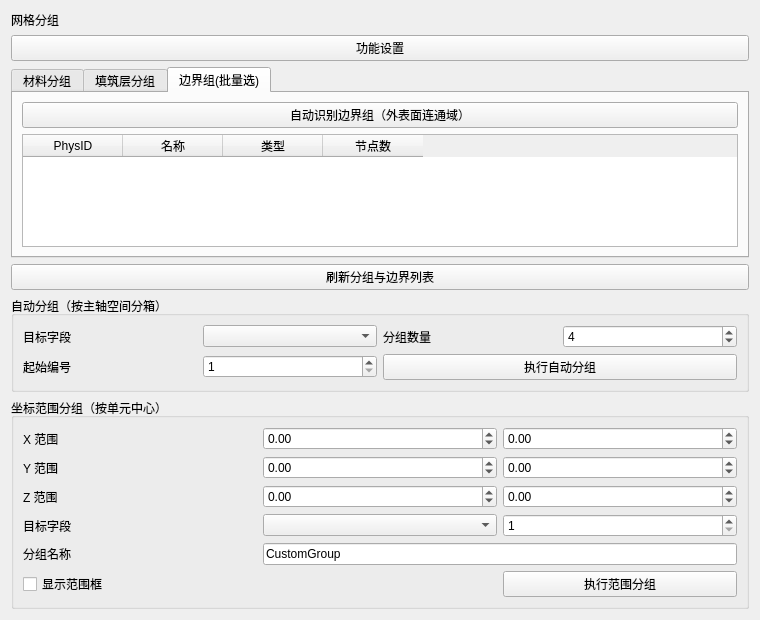
Old version of the form plugins/Base_Mesh/MeshGroupingWidget.ui in the repository asd977/base_cae.
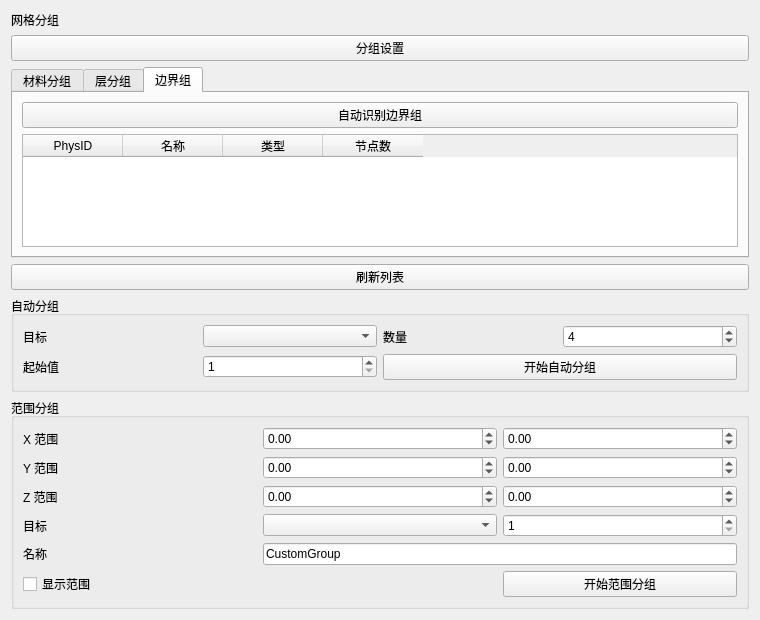
New version of the form. The open tabs and pages were chosen to show the change.

Commit message: 启用网格分组入口并简化页面文案

Patch:
```diff
--- a/plugins/Base_Mesh/MeshGroupingWidget.ui
+++ b/plugins/Base_Mesh/MeshGroupingWidget.ui
@@ -24,7 +24,7 @@
    <item>
     <widget class="QPushButton" name="sectionTitleButton">
      <property name="text">
-      <string>功能设置</string>
+      <string>分组设置</string>
      </property>
     </widget>
    </item>
@@ -58,7 +58,7 @@
      </widget>
      <widget class="QWidget" name="tabLayer">
       <attribute name="title">
-       <string>填筑层分组</string>
+       <string>层分组</string>
       </attribute>
       <layout class="QVBoxLayout" name="verticalLayout_3">
        <item>
@@ -84,13 +84,13 @@
      </widget>
      <widget class="QWidget" name="tabBoundary">
       <attribute name="title">
-       <string>边界组(批量选)</string>
+       <string>边界组</string>
       </attribute>
       <layout class="QVBoxLayout" name="verticalLayout_4">
        <item>
         <widget class="QPushButton" name="btnAutoBoundaryGrouping">
          <property name="text">
-          <string>自动识别边界组（外表面连通域）</string>
+          <string>自动识别边界组</string>
          </property>
         </widget>
        </item>
@@ -125,20 +125,20 @@
    <item>
     <widget class="QPushButton" name="btnRefreshGroups">
      <property name="text">
-      <string>刷新分组与边界列表</string>
+      <string>刷新列表</string>
      </property>
     </widget>
    </item>
    <item>
     <widget class="QGroupBox" name="groupAuto">
      <property name="title">
-      <string>自动分组（按主轴空间分箱）</string>
+      <string>自动分组</string>
      </property>
      <layout class="QGridLayout" name="gridLayoutAuto">
       <item row="0" column="0">
        <widget class="QLabel" name="labelTargetArray">
         <property name="text">
-         <string>目标字段</string>
+         <string>目标</string>
         </property>
        </widget>
       </item>
@@ -148,7 +148,7 @@
       <item row="0" column="2">
        <widget class="QLabel" name="labelAutoCount">
         <property name="text">
-         <string>分组数量</string>
+         <string>数量</string>
         </property>
        </widget>
       </item>
@@ -168,7 +168,7 @@
       <item row="1" column="0">
        <widget class="QLabel" name="labelStartValue">
         <property name="text">
-         <string>起始编号</string>
+         <string>起始值</string>
         </property>
        </widget>
       </item>
@@ -188,7 +188,7 @@
       <item row="1" column="2" colspan="2">
        <widget class="QPushButton" name="btnAutoGrouping">
         <property name="text">
-         <string>执行自动分组</string>
+         <string>开始自动分组</string>
         </property>
        </widget>
       </item>
@@ -198,7 +198,7 @@
    <item>
     <widget class="QGroupBox" name="groupRange">
      <property name="title">
-      <string>坐标范围分组（按单元中心）</string>
+      <string>范围分组</string>
      </property>
      <layout class="QGridLayout" name="gridLayoutRange">
       <item row="0" column="0"><widget class="QLabel" name="labelX"><property name="text"><string>X 范围</string></property></widget></item>
@@ -210,13 +210,13 @@
       <item row="2" column="0"><widget class="QLabel" name="labelZ"><property name="text"><string>Z 范围</string></property></widget></item>
       <item row="2" column="1"><widget class="QDoubleSpinBox" name="dsZMin"><property name="minimum"><double>-1000000000.000000000000000</double></property><property name="maximum"><double>1000000000.000000000000000</double></property></widget></item>
       <item row="2" column="2"><widget class="QDoubleSpinBox" name="dsZMax"><property name="minimum"><double>-1000000000.000000000000000</double></property><property name="maximum"><double>1000000000.000000000000000</double></property></widget></item>
-      <item row="3" column="0"><widget class="QLabel" name="labelRangeTarget"><property name="text"><string>目标字段</string></property></widget></item>
+      <item row="3" column="0"><widget class="QLabel" name="labelRangeTarget"><property name="text"><string>目标</string></property></widget></item>
       <item row="3" column="1"><widget class="QComboBox" name="cmbRangeTargetArray" /></item>
       <item row="3" column="2"><widget class="QSpinBox" name="spTargetValue"><property name="minimum"><number>1</number></property><property name="maximum"><number>1000000</number></property><property name="value"><number>1</number></property></widget></item>
-      <item row="4" column="0"><widget class="QLabel" name="labelName"><property name="text"><string>分组名称</string></property></widget></item>
+      <item row="4" column="0"><widget class="QLabel" name="labelName"><property name="text"><string>名称</string></property></widget></item>
       <item row="4" column="1" colspan="2"><widget class="QLineEdit" name="edtGroupName"><property name="text"><string>CustomGroup</string></property></widget></item>
-      <item row="5" column="0" colspan="2"><widget class="QCheckBox" name="chkShowRangeBox"><property name="text"><string>显示范围框</string></property></widget></item>
-      <item row="5" column="2"><widget class="QPushButton" name="btnRangeGrouping"><property name="text"><string>执行范围分组</string></property></widget></item>
+      <item row="5" column="0" colspan="2"><widget class="QCheckBox" name="chkShowRangeBox"><property name="text"><string>显示范围</string></property></widget></item>
+      <item row="5" column="2"><widget class="QPushButton" name="btnRangeGrouping"><property name="text"><string>开始范围分组</string></property></widget></item>
      </layout>
     </widget>
    </item>
```
The commit also changes 1 other file.
